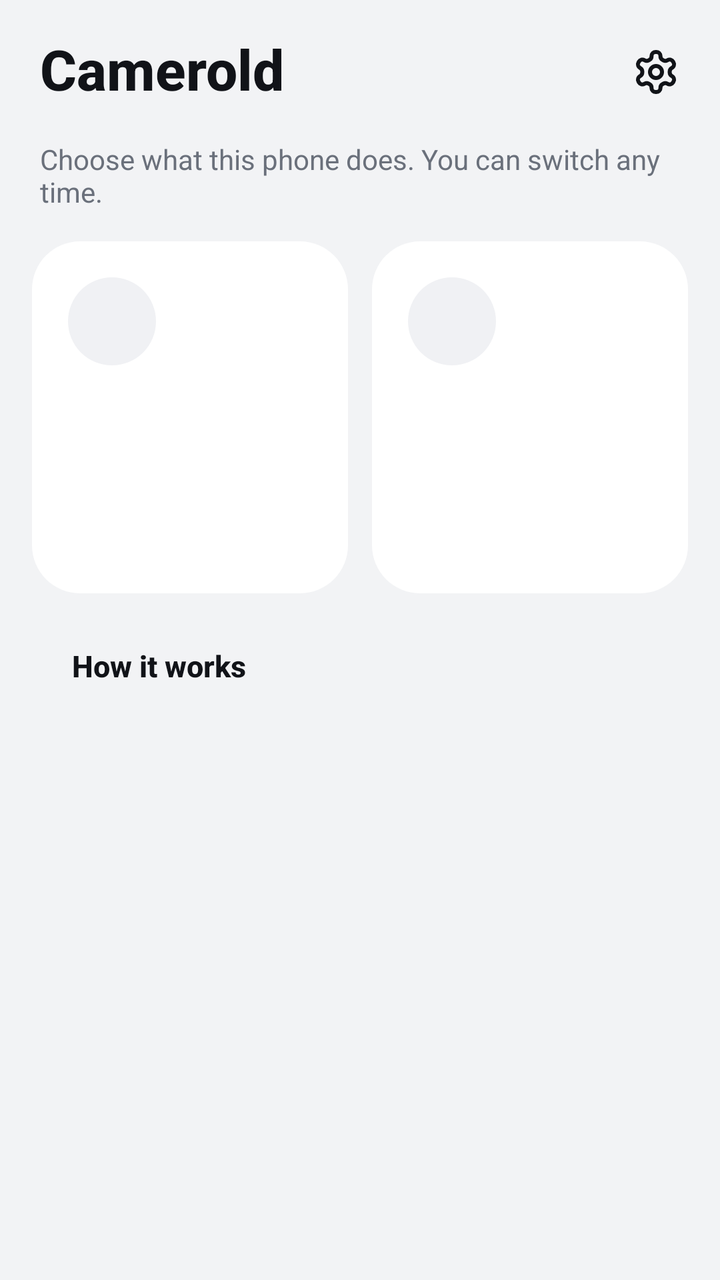
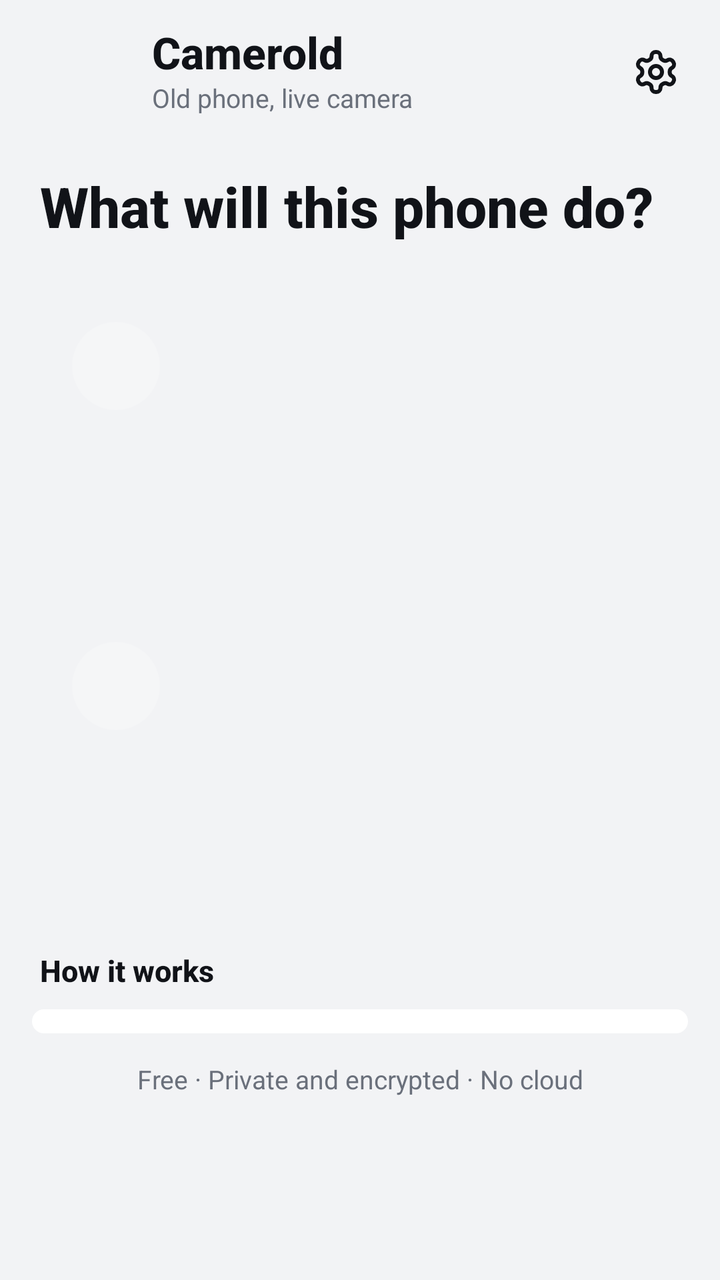

The first picture is an Android layout as it rendered before a commit; the second is the same layout after the commit. The layout source and the unified diff follow.
<!-- AndroidManifest.xml: application theme AppTheme -->
<!-- res/layout/activity_main.xml -->
<?xml version="1.0" encoding="utf-8"?>
<LinearLayout xmlns:android="http://schemas.android.com/apk/res/android"
    android:layout_width="match_parent" android:layout_height="match_parent" android:orientation="vertical">

    
    <LinearLayout android:layout_width="match_parent" android:layout_height="72dp" android:orientation="horizontal"
        android:gravity="center_vertical" android:paddingStart="@dimen/card_pad" android:paddingEnd="8dp">
        <TextView style="@style/T.Display" android:layout_width="0dp" android:layout_weight="1"
            android:layout_height="wrap_content" android:text="@string/app_name" />
        <ImageButton android:id="@+id/btnSettings" style="@style/BarButton" android:src="@drawable/ic_settings"
            android:contentDescription="@string/settings_title" />
    </LinearLayout>

    <ScrollView android:layout_width="match_parent" android:layout_height="0dp" android:layout_weight="1">
        <LinearLayout android:layout_width="match_parent" android:layout_height="wrap_content" android:orientation="vertical"
            android:paddingStart="@dimen/screen_pad" android:paddingEnd="@dimen/screen_pad" android:paddingBottom="24dp">

            <TextView style="@style/T.Value" android:layout_width="match_parent" android:layout_height="wrap_content"
                android:paddingStart="4dp" android:paddingEnd="4dp" android:text="@string/home_question_sub2" />

            
            <LinearLayout android:layout_width="match_parent" android:layout_height="176dp" android:layout_marginTop="16dp"
                android:orientation="horizontal">
                <include android:id="@+id/tileCamera" layout="@layout/tile" />
                <View android:layout_width="12dp" android:layout_height="match_parent" />
                <include android:id="@+id/tileViewer" layout="@layout/tile" />
            </LinearLayout>

            <TextView style="@style/SectionTitle" android:text="@string/home_how" />
            <LinearLayout android:id="@+id/howCard" style="@style/Card" />
        </LinearLayout>
    </ScrollView>
</LinearLayout>
<!-- res/layout/tile.xml (included above) -->
<?xml version="1.0" encoding="utf-8"?>
<LinearLayout xmlns:android="http://schemas.android.com/apk/res/android"
    android:layout_width="0dp" android:layout_height="match_parent" android:layout_weight="1"
    android:orientation="vertical" android:padding="18dp" android:background="@drawable/bg_tile"
    android:clickable="true" android:focusable="true">
    <ImageView android:id="@+id/tileIcon" android:layout_width="44dp" android:layout_height="44dp" android:padding="10dp"
        android:background="@drawable/bg_icon_circle" android:tint="@color/text" android:importantForAccessibility="no" />
    <View android:layout_width="match_parent" android:layout_height="0dp" android:layout_weight="1" android:minHeight="12dp" />
    <TextView android:id="@+id/tileTitle" style="@style/T.TileTitle" android:layout_width="match_parent"
        android:layout_height="wrap_content" android:singleLine="true" android:ellipsize="end" />
    <TextView android:id="@+id/tileStatus" style="@style/T.Value" android:layout_width="match_parent"
        android:layout_height="wrap_content" android:layout_marginTop="4dp" android:lines="2" android:ellipsize="end" />
</LinearLayout>
<!-- resources referenced by this layout -->
<resources>
  <!-- drawable bg_icon_circle (drawable) -->
  <?xml version="1.0" encoding="utf-8"?>
  <shape xmlns:android="http://schemas.android.com/apk/res/android" android:shape="oval">
      <solid android:color="@color/icon_bg" />
  </shape>
  <!-- drawable bg_tile (drawable) -->
  <?xml version="1.0" encoding="utf-8"?>
  <ripple xmlns:android="http://schemas.android.com/apk/res/android" android:color="@color/ripple">
      <item><shape><solid android:color="@color/card" /><corners android:radius="@dimen/card_radius" /></shape></item>
  </ripple>
  <string name="home_question_sub2">Choose what this phone does. You can switch any time.</string>
  <style name="SectionTitle" parent="T.Section">
          <item name="android:layout_width">match_parent</item>
          <item name="android:layout_height">wrap_content</item>
          <item name="android:layout_marginTop">@dimen/section_gap</item>
          <item name="android:layout_marginBottom">10dp</item>
          <item name="android:paddingStart">@dimen/card_pad</item>
          <item name="android:paddingEnd">@dimen/card_pad</item>
      </style>
  <style name="T.TileTitle"><item name="android:textSize">16sp</item><item name="android:fontFamily">sans-serif-medium</item></style>
  <color name="icon_bg">#F0F1F4</color>
  <!-- unchanged entries left out for length: 24 -->
</resources>

<!-- the commit's change to res/layout/activity_main.xml (unified diff, before → after) -->
@@ -3,10 +3,18 @@
     android:layout_width="match_parent" android:layout_height="match_parent" android:orientation="vertical">
 
     
-    <LinearLayout android:layout_width="match_parent" android:layout_height="72dp" android:orientation="horizontal"
-        android:gravity="center_vertical" android:paddingStart="@dimen/card_pad" android:paddingEnd="8dp">
-        <TextView style="@style/T.Display" android:layout_width="0dp" android:layout_weight="1"
-            android:layout_height="wrap_content" android:text="@string/app_name" />
+    <LinearLayout android:layout_width="match_parent" android:layout_height="wrap_content" android:orientation="horizontal"
+        android:gravity="center_vertical" android:paddingStart="@dimen/card_pad" android:paddingEnd="8dp"
+        android:paddingTop="12dp" android:paddingBottom="8dp">
+        <ImageView android:layout_width="44dp" android:layout_height="44dp" android:src="@mipmap/ic_launcher"
+            android:importantForAccessibility="no" />
+        <LinearLayout android:layout_width="0dp" android:layout_weight="1" android:layout_height="wrap_content"
+            android:layout_marginStart="12dp" android:orientation="vertical">
+            <TextView style="@style/T.Title" android:layout_width="wrap_content" android:layout_height="wrap_content"
+                android:textSize="22sp" android:textStyle="bold" android:text="@string/app_name" />
+            <TextView style="@style/T.Caption" android:layout_width="wrap_content" android:layout_height="wrap_content"
+                android:layout_marginTop="2dp" android:text="@string/home_tagline" />
+        </LinearLayout>
         <ImageButton android:id="@+id/btnSettings" style="@style/BarButton" android:src="@drawable/ic_settings"
             android:contentDescription="@string/settings_title" />
     </LinearLayout>
@@ -15,33 +23,59 @@
         <LinearLayout android:layout_width="match_parent" android:layout_height="wrap_content" android:orientation="vertical"
             android:paddingStart="@dimen/screen_pad" android:paddingEnd="@dimen/screen_pad" android:paddingBottom="24dp">
 
-            <TextView style="@style/T.Value" android:layout_width="match_parent" android:layout_height="wrap_content"
-                android:paddingStart="4dp" android:paddingEnd="4dp" android:text="@string/home_question_sub2" />
+            <TextView style="@style/T.Display" android:layout_width="match_parent" android:layout_height="wrap_content"
+                android:layout_marginTop="20dp" android:paddingStart="4dp" android:paddingEnd="4dp"
+                android:lineSpacingExtra="2dp" android:text="@string/home_question" />
 
             
-            <LinearLayout android:layout_width="match_parent" android:layout_height="176dp" android:layout_marginTop="16dp"
-                android:orientation="horizontal">
-                <include android:id="@+id/tileCamera" layout="@layout/tile" />
-                <View android:layout_width="12dp" android:layout_height="match_parent" />
-                <include android:id="@+id/tileViewer" layout="@layout/tile" />
-            </LinearLayout>
+            <include android:id="@+id/roleCamera" layout="@layout/home_role" android:layout_width="match_parent"
+                android:layout_height="148dp" android:layout_marginTop="20dp" />
+            <include android:id="@+id/roleViewer" layout="@layout/home_role" android:layout_width="match_parent"
+                android:layout_height="148dp" android:layout_marginTop="12dp" />
 
             <TextView style="@style/SectionTitle" android:text="@string/home_how" />
-            <LinearLayout android:id="@+id/howCard" style="@style/Card" />
+            <LinearLayout android:id="@+id/howCard" style="@style/Card" android:paddingTop="6dp" android:paddingBottom="6dp" />
+
+            <TextView style="@style/Note" android:layout_marginTop="16dp" android:gravity="center"
+                android:text="@string/home_footer" />
         </LinearLayout>
     </ScrollView>
 </LinearLayout>
-<!-- res/layout/tile.xml (included above) -->
+<!-- res/layout/home_role.xml (included above) -->
 <?xml version="1.0" encoding="utf-8"?>
-<LinearLayout xmlns:android="http://schemas.android.com/apk/res/android"
-    android:layout_width="0dp" android:layout_height="match_parent" android:layout_weight="1"
-    android:orientation="vertical" android:padding="18dp" android:background="@drawable/bg_tile"
-    android:clickable="true" android:focusable="true">
-    <ImageView android:id="@+id/tileIcon" android:layout_width="44dp" android:layout_height="44dp" android:padding="10dp"
-        android:background="@drawable/bg_icon_circle" android:tint="@color/text" android:importantForAccessibility="no" />
-    <View android:layout_width="match_parent" android:layout_height="0dp" android:layout_weight="1" android:minHeight="12dp" />
-    <TextView android:id="@+id/tileTitle" style="@style/T.TileTitle" android:layout_width="match_parent"
-        android:layout_height="wrap_content" android:singleLine="true" android:ellipsize="end" />
-    <TextView android:id="@+id/tileStatus" style="@style/T.Value" android:layout_width="match_parent"
-        android:layout_height="wrap_content" android:layout_marginTop="4dp" android:lines="2" android:ellipsize="end" />
-</LinearLayout>
+<FrameLayout xmlns:android="http://schemas.android.com/apk/res/android"
+    android:layout_width="match_parent" android:layout_height="148dp"
+    android:clickable="true" android:focusable="true" android:foreground="@drawable/fg_role">
+
+    <ImageView android:id="@+id/roleArt" android:layout_width="150dp" android:layout_height="150dp"
+        android:layout_gravity="end|center_vertical" android:translationX="8dp"
+        android:importantForAccessibility="no" />
+
+    <LinearLayout android:layout_width="match_parent" android:layout_height="match_parent" android:orientation="vertical"
+        android:padding="20dp">
+        <LinearLayout android:layout_width="match_parent" android:layout_height="wrap_content" android:orientation="horizontal"
+            android:gravity="center_vertical">
+            <ImageView android:id="@+id/roleIcon" android:layout_width="44dp" android:layout_height="44dp" android:padding="10dp"
+                android:background="@drawable/bg_glass_circle" android:tint="#FFFFFFFF" android:importantForAccessibility="no" />
+            
+            <LinearLayout android:id="@+id/roleLive" android:layout_width="wrap_content" android:layout_height="28dp"
+                android:layout_marginStart="10dp"
+                android:background="@drawable/bg_glass_chip" android:orientation="horizontal" android:gravity="center_vertical"
+                android:paddingStart="10dp" android:paddingEnd="12dp" android:visibility="gone">
+                <View android:id="@+id/roleLiveDot" android:layout_width="8dp" android:layout_height="8dp"
+                    android:background="@drawable/bg_dot" android:backgroundTint="#FFFF5A52" />
+                <TextView style="@style/T.Caption" android:layout_width="wrap_content" android:layout_height="wrap_content"
+                    android:layout_marginStart="6dp" android:textColor="#FFFFFFFF" android:fontFamily="sans-serif-medium"
+                    android:textStyle="bold" android:letterSpacing="0.06" android:text="@string/home_live" />
+            </LinearLayout>
+        </LinearLayout>
+        <View android:layout_width="match_parent" android:layout_height="0dp" android:layout_weight="1" />
+        <TextView android:id="@+id/roleTitle" style="@style/T.Title" android:layout_width="match_parent"
+            android:layout_height="wrap_content" android:layout_marginEnd="120dp" android:textColor="#FFFFFFFF"
+            android:textStyle="bold" android:singleLine="true" android:ellipsize="end" />
+        <TextView android:id="@+id/roleSub" style="@style/T.Value" android:layout_width="match_parent"
+            android:layout_height="wrap_content" android:layout_marginTop="4dp" android:layout_marginEnd="120dp"
+            android:textColor="#D9FFFFFF" android:maxLines="2" android:ellipsize="end" />
+    </LinearLayout>
+
+</FrameLayout>
<!-- resource entries referenced after the edit -->
@@ -1,26 +1,102 @@
 <!-- resources referenced by this layout -->
 <resources>
-  <!-- drawable bg_icon_circle (drawable) -->
+  <!-- drawable bg_dot (drawable) -->
   <?xml version="1.0" encoding="utf-8"?>
   <shape xmlns:android="http://schemas.android.com/apk/res/android" android:shape="oval">
-      <solid android:color="@color/icon_bg" />
+      <solid android:color="#FFFFFFFF" />
+      <size android:width="8dp" android:height="8dp" />
   </shape>
-  <!-- drawable bg_tile (drawable) -->
+  <!-- drawable bg_glass_chip (drawable) -->
   <?xml version="1.0" encoding="utf-8"?>
-  <ripple xmlns:android="http://schemas.android.com/apk/res/android" android:color="@color/ripple">
-      <item><shape><solid android:color="@color/card" /><corners android:radius="@dimen/card_radius" /></shape></item>
+  <shape xmlns:android="http://schemas.android.com/apk/res/android">
+      <solid android:color="#33FFFFFF" />
+      <corners android:radius="14dp" />
+  </shape>
+  <!-- drawable bg_glass_circle (drawable) -->
+  <?xml version="1.0" encoding="utf-8"?>
+  <shape xmlns:android="http://schemas.android.com/apk/res/android" android:shape="oval">
+      <solid android:color="#33FFFFFF" />
+  </shape>
+  <!-- drawable fg_role (drawable) -->
+  <?xml version="1.0" encoding="utf-8"?>
+  <ripple xmlns:android="http://schemas.android.com/apk/res/android" android:color="#33FFFFFF">
+      <item android:id="@android:id/mask"><shape><solid android:color="#FFFFFFFF" /><corners android:radius="28dp" /></shape></item>
   </ripple>
-  <string name="home_question_sub2">Choose what this phone does. You can switch any time.</string>
+  <!-- mipmap ic_launcher (mipmap-anydpi-v26) -->
+  <?xml version="1.0" encoding="utf-8"?>
+  <adaptive-icon xmlns:android="http://schemas.android.com/apk/res/android">
+      <background android:drawable="@drawable/ic_launcher_background" />
+      <foreground android:drawable="@drawable/ic_launcher_foreground" />
+      <monochrome android:drawable="@drawable/ic_launcher_monochrome" />
+  </adaptive-icon>
+  <string name="home_footer">Free · Private and encrypted · No cloud</string>
+  <string name="home_live">LIVE</string>
+  <string name="home_question">What will this phone do?</string>
+  <string name="home_tagline">Old phone, live camera</string>
+  <style name="Note" parent="T.Caption">
+          <item name="android:layout_width">match_parent</item>
+          <item name="android:layout_height">wrap_content</item>
+          <item name="android:layout_marginTop">10dp</item>
+          <item name="android:paddingStart">@dimen/title_inset</item>
+          <item name="android:paddingEnd">@dimen/title_inset</item>
+      </style>
   <style name="SectionTitle" parent="T.Section">
           <item name="android:layout_width">match_parent</item>
           <item name="android:layout_height">wrap_content</item>
           <item name="android:layout_marginTop">@dimen/section_gap</item>
           <item name="android:layout_marginBottom">10dp</item>
-          <item name="android:paddingStart">@dimen/card_pad</item>
-          <item name="android:paddingEnd">@dimen/card_pad</item>
+          <item name="android:paddingStart">@dimen/title_inset</item>
+          <item name="android:paddingEnd">@dimen/title_inset</item>
       </style>
-  <style name="T.TileTitle"><item name="android:textSize">16sp</item><item name="android:fontFamily">sans-serif-medium</item></style>
-  <color name="icon_bg">#F0F1F4</color>
+  <style name="T.Caption"><item name="android:textSize">13sp</item><item name="android:textColor">@color/text2</item><item name="android:lineSpacingExtra">3dp</item></style>
+  <style name="T.Title"><item name="android:textSize">20sp</item><item name="android:fontFamily">sans-serif-medium</item></style>
+  <!-- drawable ic_launcher_background (drawable) -->
+  <?xml version="1.0" encoding="utf-8"?>
+  <vector xmlns:android="http://schemas.android.com/apk/res/android" xmlns:aapt="http://schemas.android.com/aapt"
+      android:width="108dp" android:height="108dp" android:viewportWidth="108" android:viewportHeight="108">
+      <path android:pathData="M0,0h108v108h-108z">
+          <aapt:attr name="android:fillColor">
+              <gradient android:type="linear" android:startX="0" android:startY="0" android:endX="108" android:endY="108">
+                  <item android:offset="0" android:color="#FF5A8FFF" />
+                  <item android:offset="1" android:color="#FF1E4ED8" />
+              </gradient>
+          </aapt:attr>
+      </path>
+  </vector>
+  <!-- drawable ic_launcher_foreground (drawable) -->
+  <?xml version="1.0" encoding="utf-8"?>
+  <vector xmlns:android="http://schemas.android.com/apk/res/android" xmlns:aapt="http://schemas.android.com/aapt"
+      android:width="108dp" android:height="108dp" android:viewportWidth="108" android:viewportHeight="108">
+      <group android:scaleX="0.92" android:scaleY="0.92" android:pivotX="54" android:pivotY="54">
+          
+          <path android:pathData="M45,27h18a9,9 0,0 1,9 9v36a9,9 0,0 1,-9 9h-18a9,9 0,0 1,-9 -9v-36a9,9 0,0 1,9 -9z"
+              android:strokeColor="#FFFFFFFF" android:strokeWidth="5" />
+          
+          <path android:fillColor="#FFFFFFFF" android:pathData="M54,43a11,11 0,1 1,0 22a11,11 0,1 1,0 -22z" />
+          <path android:pathData="M54,47.5a6.5,6.5 0,1 1,0 13a6.5,6.5 0,1 1,0 -13z">
+              <aapt:attr name="android:fillColor">
+                  <gradient android:type="radial" android:centerX="52" android:centerY="51.5" android:gradientRadius="8.5">
+                      <item android:offset="0" android:color="#FF3D7BFF" />
+                      <item android:offset="0.6" android:color="#FF1A3C9E" />
+                      <item android:offset="1" android:color="#FF0E2361" />
+                  </gradient>
+              </aapt:attr>
+          </path>
+          <path android:fillColor="#E6FFFFFF" android:pathData="M51.8,50a1.8,1.8 0,1 1,0 3.6a1.8,1.8 0,1 1,0 -3.6z" />
+      </group>
+  </vector>
+  <!-- drawable ic_launcher_monochrome (drawable) -->
+  <?xml version="1.0" encoding="utf-8"?>
+  <vector xmlns:android="http://schemas.android.com/apk/res/android"
+      android:width="108dp" android:height="108dp" android:viewportWidth="108" android:viewportHeight="108">
+      <group android:scaleX="0.92" android:scaleY="0.92" android:pivotX="54" android:pivotY="54">
+          <path android:pathData="M45,27h18a9,9 0,0 1,9 9v36a9,9 0,0 1,-9 9h-18a9,9 0,0 1,-9 -9v-36a9,9 0,0 1,9 -9z"
+              android:strokeColor="#FF000000" android:strokeWidth="5" />
+          <path android:fillColor="#FF000000" android:fillType="evenOdd"
+              android:pathData="M54,43a11,11 0,1 1,0 22a11,11 0,1 1,0 -22zM54,47.5a6.5,6.5 0,1 0,0 13a6.5,6.5 0,1 0,0 -13z" />
+      </group>
+  </vector>
+  <dimen name="title_inset">4dp</dimen>
   <!-- unchanged entries left out for length: 24 -->
 </resources>
 
